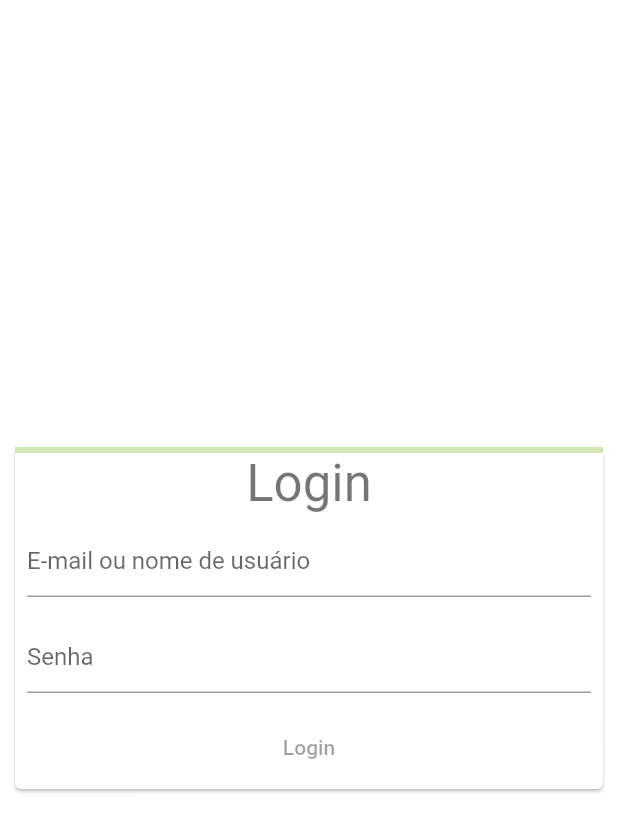
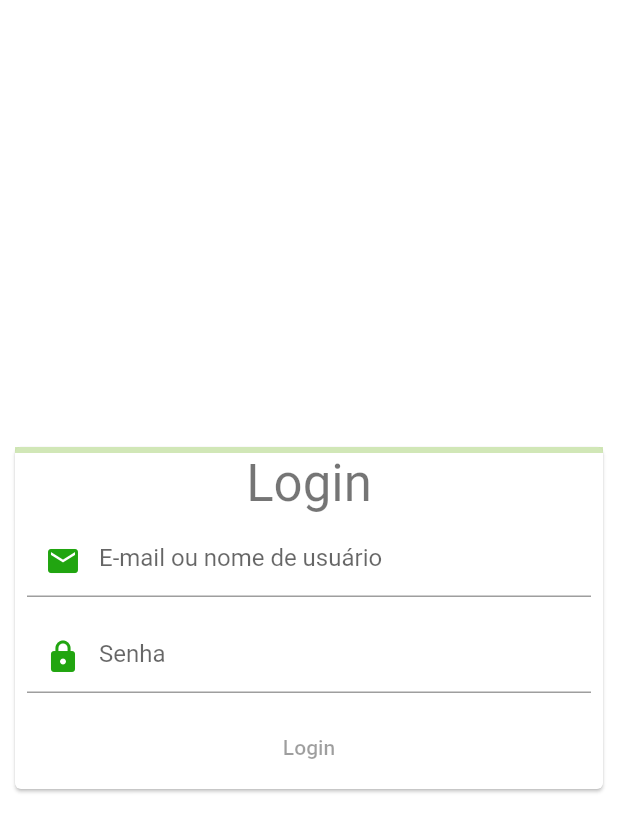
Before and after one commit to HolllD/PDM, a Flutter app: the screen it shows after launch, on a phone screen of 412 x 824 dp. Shown: the top 832 px of the screen. Run offline on Flutter 3.47's test engine with Material 2 defaults, Android fonts, the phone set to English and light mode, and no system bars; our stand-ins replace animated_theme_switcher, firebase_core, flutter_screenutil, flutter_switch, get, line_awesome_flutter and 2 more; missing offline and left inert: connectivity_plus_web, firebase_core_web, package_info_plus_web, shared_preferences_web; accounts and stored records are empty.

```diff
--- a/lib/login.dart
+++ b/lib/login.dart
@@ -70,6 +70,7 @@ class SignUpForm extends StatefulWidget {
 class _SignUpFormState extends State<SignUpForm> {
   final _firstNameTextController = TextEditingController();
   final _lastNameTextController = TextEditingController();
+
   // final _usernameTextController = TextEditingController();
 
   double _formProgress = 0;
@@ -147,15 +148,25 @@ class _SignUpFormState extends State<SignUpForm> {
             padding: const EdgeInsets.all(8.0),
             child: TextFormField(
               controller: _firstNameTextController,
-              decoration:
-                  const InputDecoration(hintText: 'E-mail ou nome de usuário'),
+              decoration: //email
+                  const InputDecoration(
+                      prefixIcon: Icon(
+                        Icons.email,
+                        color: Color.fromARGB(255, 33, 165, 16),
+                      ),
+                      hintText: 'E-mail ou nome de usuário'),
             ),
           ),
           Padding(
             padding: const EdgeInsets.all(8.0),
             child: TextFormField(
+              obscureText: true,
+              textInputAction: TextInputAction.next,
               controller: _lastNameTextController,
-              decoration: const InputDecoration(hintText: 'Senha'),
+              decoration: const InputDecoration(
+                  prefixIcon:
+                      Icon(Icons.lock, color: Color.fromARGB(255, 33, 165, 16)),
+                  hintText: 'Senha'),
             ),
           ),
           // Padding(
@@ -268,5 +279,4 @@ class _AnimatedProgressIndicatorState extends State<AnimatedProgressIndicator>
       ),
     );
   }
-
 }
--- /dev/null
+++ b/lib/widgets/subjects_content.dart
@@ -0,0 +1,61 @@
+import 'package:flutter/material.dart';
+
+class SubjectContent extends StatefulWidget {
+  @override
+  State<SubjectContent> createState() => _SubjectContentState();
+}
+
+
+class _SubjectContentState extends State<SubjectContent> {
+  final List<Item> items = [
+    Item(header: 'Semestre 1', body: 'Algoritmos e Linguagem de Programação\nArquitetura e Organização de Computadores\nHistória da Ciência e da Tecnologia\nInglês Técnico\nMatemática Discreta'),
+    Item(header: 'Semestre 2', body: 'Cálculo\nComunicação e Expressão\nInteração Humano Computador\nEstatística\nDescritiva\nIntrodução à Administração\nProgramação\nOrientada a Objetos\nRedes de Computadores'),
+    Item(header: 'Semestre 3', body: 'Banco de Dados\nDesenvolvimento Web\nEngenharia de Software\nEstatística\nAnalítica\nEstrutura de Dados\nEmpreendedorismo Aplicado'),
+    Item(header: 'Semestre 4', body: 'Introdução à Inteligência Computacional\nEngenharia de Software Aplicada\nLaboratório de Banco de Dados\nMetodologia da Pesquisa Científica e Tecnológica\nSistemas Operacionai'),
+    Item(header: 'Semestre 5', body: 'Arquitetura e Programação de Software\nEletiva I\nGerenciamento de Sistemas Operacionais Servidores\nTeste de Software\nProgramação para Dispositivos Móveis'),
+    Item(header: 'Semestre 6', body: 'Auditoria e Segurança de Sistemas\nEletiva II\nGestão e Governança de Tecnologia da Informação\nProjeto\nTópicos Especiais'),
+  ];
+
+  @override
+  Widget build(BuildContext context) {
+    return MaterialApp(
+      debugShowCheckedModeBanner: false,
+      title: 'Semestres',
+      home: SingleChildScrollView(
+        child: ExpansionPanelList (
+          expansionCallback: (int index, bool isExpanded) {
+            setState(() {
+              items [index].isExpanded = !isExpanded;});
+          },
+          children: items
+              .map((item) => ExpansionPanel(
+            canTapOnHeader: true,
+            isExpanded: item.isExpanded,
+            headerBuilder: (context, isExpanded) => ListTile(
+              title: Text(
+                item.header,
+                style: TextStyle(fontSize: 20),
+              ),
+            ),
+            body: ListTile(
+              title: Text(item.body, style: TextStyle(fontSize: 15),),
+            ),
+          ))
+              .toList(),
+        ),
+      ),
+    );
+  }
+}
+
+class Item {
+  final String header;
+  final String body;
+  bool isExpanded;
+
+  Item({
+    required this.header,
+    required this.body,
+    this.isExpanded = false,
+  });
+}
```
Also changed, not shown: lib/MainPage.dart (+4 -5 lines), lib/widgets/start_content.dart (+5 -4 lines), 3 other files.
